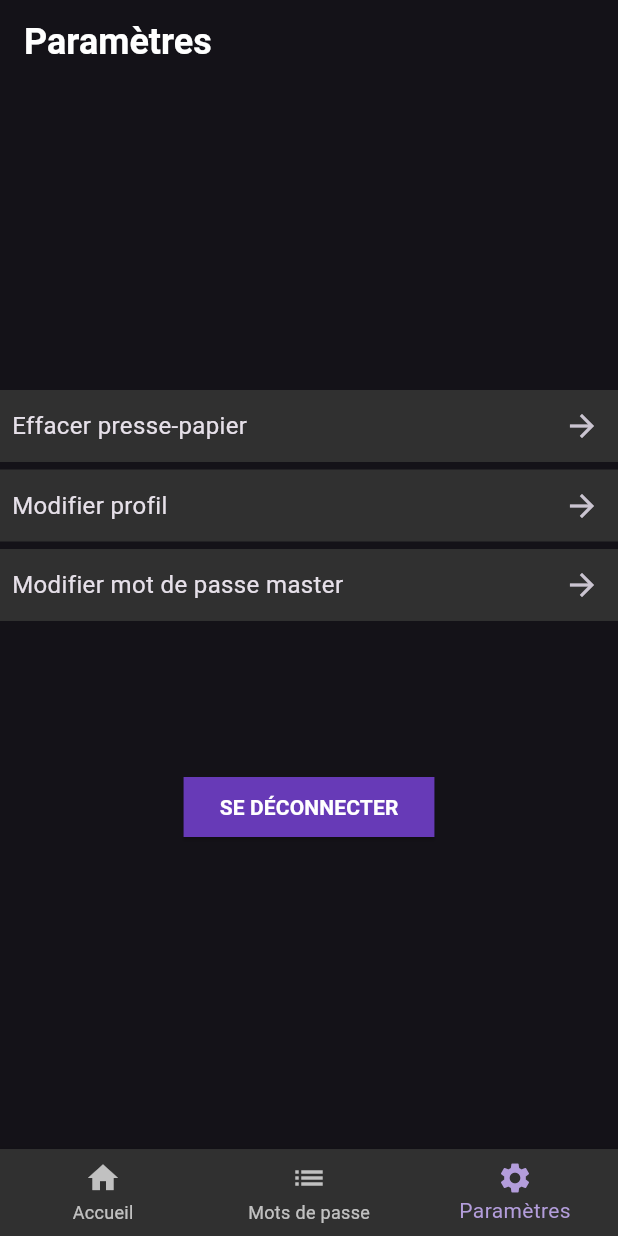
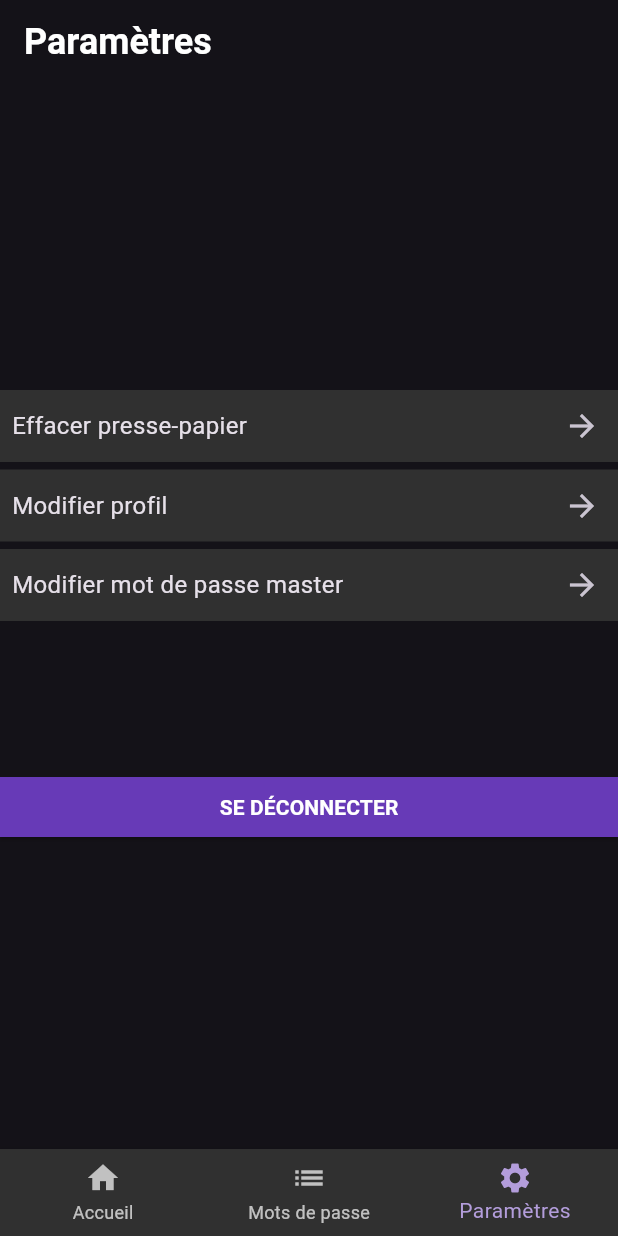
Before and after one commit to cgerro/CocoPass, a Flutter app: the SettingScreen screen opened directly, on a phone screen of 412 x 824 dp. Run offline on Flutter 3.47's test engine with Material 2 defaults, Android fonts, the phone set to English and light mode, and no system bars; our stand-ins replace cloud_firestore, firebase_auth, firebase_core, flutter_pw_validator; missing offline and left inert: clipboard, hashlib, steel_crypt, zxcvbn; accounts and stored records are empty.

Commit message:
fix(settings_screen.dart): modif un truc qui ne va toujours pas

```diff
--- a/cocopassflutter/lib/settings_screen.dart
+++ b/cocopassflutter/lib/settings_screen.dart
@@ -20,6 +20,8 @@ class SettingScreen extends StatelessWidget {
               const TextStyle(fontSize: 24, fontWeight: FontWeight.bold)),
       body: Column(
           mainAxisAlignment: MainAxisAlignment.center,
+          crossAxisAlignment: CrossAxisAlignment.stretch,
+
           // padding: const EdgeInsets.all(16.0),
           children: [
             Container(
@@ -119,14 +121,15 @@ class SettingScreen extends StatelessWidget {
                   context,
                   PageRouteBuilder(
                     pageBuilder: (context, animation1, animation2) =>
-                    HomeScreen(),
+                        HomeScreen(),
                     transitionDuration: Duration(seconds: 0),
                   ));
             } else if (index == 1) {
               Navigator.pushReplacement(
                   context,
                   PageRouteBuilder(
-                    pageBuilder: (context, animation1, animation2) => PasswordListScreen(),
+                    pageBuilder: (context, animation1, animation2) =>
+                        PasswordListScreen(),
                     transitionDuration: Duration(seconds: 0),
                   ));
             }
```
